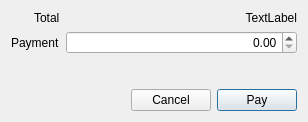
The window that libgui/cashier/paycashdialog.ui (apinprastya/sultan) describes before a commit, drawn with Qt 5.
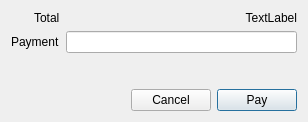
The same window after the commit. Custom widgets are drawn as their Qt base class.

Commit message: implemented money line edit

The edit to the form file:
```diff
--- a/libgui/cashier/paycashdialog.ui
+++ b/libgui/cashier/paycashdialog.ui
@@ -44,11 +44,7 @@
       </widget>
      </item>
      <item row="1" column="1">
-      <widget class="QDoubleSpinBox" name="doubleSpinBox">
-       <property name="alignment">
-        <set>Qt::AlignRight|Qt::AlignTrailing|Qt::AlignVCenter</set>
-       </property>
-      </widget>
+      <widget class="LibGUI::MoneyLineEdit" name="lineEdit"/>
      </item>
     </layout>
    </item>
@@ -104,6 +100,13 @@
    </item>
   </layout>
  </widget>
+ <customwidgets>
+  <customwidget>
+   <class>LibGUI::MoneyLineEdit</class>
+   <extends>QLineEdit</extends>
+   <header>moneylineedit.h</header>
+  </customwidget>
+ </customwidgets>
  <resources/>
  <connections>
   <connection>
```
The commit also changes 5 other files.
